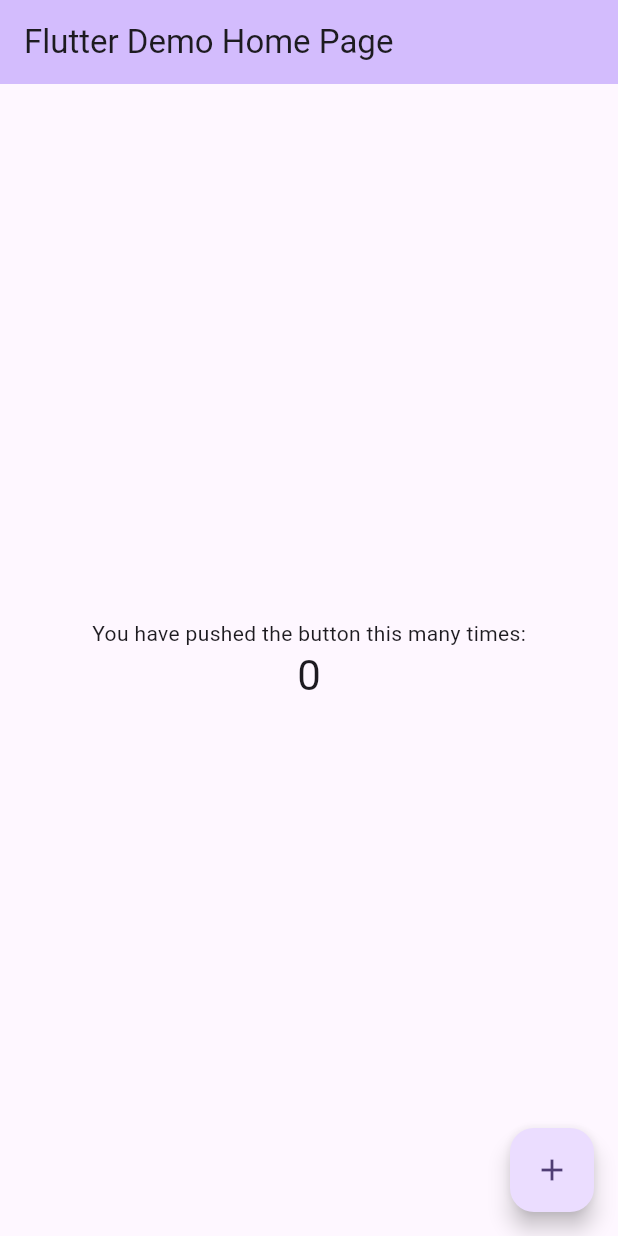
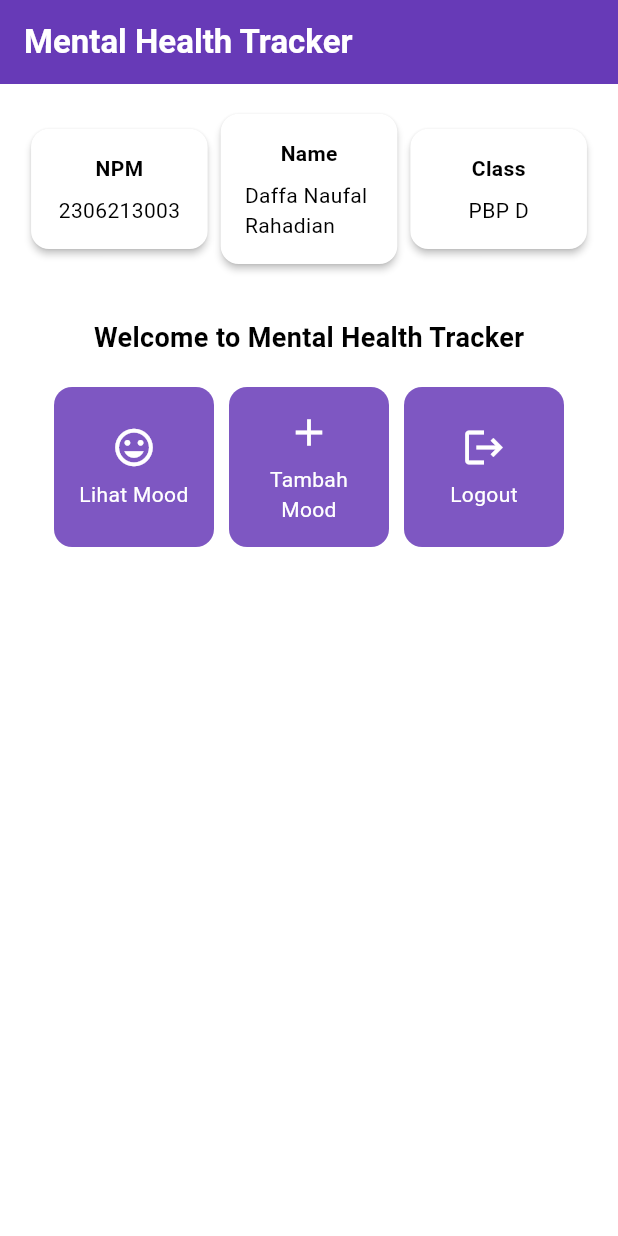
Before and after one commit to scarf-y/mental-health-tracker-mobile, a Flutter app: the screen it shows after launch, on a phone screen of 412 x 824 dp. Run offline on Flutter 3.47's test engine with Material 3 defaults, Android fonts, the phone set to English and light mode, and no system bars.

Commit message:
tutorial 6 selesai

```diff
--- a/mental_health_tracker/lib/main.dart
+++ b/mental_health_tracker/lib/main.dart
@@ -1,4 +1,5 @@
 import 'package:flutter/material.dart';
+import 'package:mental_health_tracker/menu.dart';
 
 void main() {
   runApp(const MyApp());
@@ -28,98 +29,11 @@ class MyApp extends StatelessWidget {
         //
         // This works for code too, not just values: Most code changes can be
         // tested with just a hot reload.
-        colorScheme: ColorScheme.fromSeed(seedColor: Colors.deepPurple),
-        useMaterial3: true,
+        colorScheme: ColorScheme.fromSwatch(
+          primarySwatch: Colors.deepPurple,
+        ).copyWith(secondary: Colors.deepPurple[400]),
       ),
-      home: const MyHomePage(title: 'Flutter Demo Home Page'),
+      home: MyHomePage(),
     );
   }
 }
-
-class MyHomePage extends StatefulWidget {
-  const MyHomePage({super.key, required this.title});
-
-  // This widget is the home page of your application. It is stateful, meaning
-  // that it has a State object (defined below) that contains fields that affect
-  // how it looks.
-
-  // This class is the configuration for the state. It holds the values (in this
-  // case the title) provided by the parent (in this case the App widget) and
-  // used by the build method of the State. Fields in a Widget subclass are
-  // always marked "final".
-
-  final String title;
-
-  @override
-  State<MyHomePage> createState() => _MyHomePageState();
-}
-
-class _MyHomePageState extends State<MyHomePage> {
-  int _counter = 0;
-
-  void _incrementCounter() {
-    setState(() {
-      // This call to setState tells the Flutter framework that something has
-      // changed in this State, which causes it to rerun the build method below
-      // so that the display can reflect the updated values. If we changed
-      // _counter without calling setState(), then the build method would not be
-      // called again, and so nothing would appear to happen.
-      _counter++;
-    });
-  }
-
-  @override
-  Widget build(BuildContext context) {
-    // This method is rerun every time setState is called, for instance as done
-    // by the _incrementCounter method above.
-    //
-    // The Flutter framework has been optimized to make rerunning build methods
-    // fast, so that you can just rebuild anything that needs updating rather
-    // than having to individually change instances of widgets.
-    return Scaffold(
-      appBar: AppBar(
-        // TRY THIS: Try changing the color here to a specific color (to
-        // Colors.amber, perhaps?) and trigger a hot reload to see the AppBar
-        // change color while the other colors stay the same.
-        backgroundColor: Theme.of(context).colorScheme.inversePrimary,
-        // Here we take the value from the MyHomePage object that was created by
-        // the App.build method, and use it to set our appbar title.
-        title: Text(widget.title),
-      ),
-      body: Center(
-        // Center is a layout widget. It takes a single child and positions it
-        // in the middle of the parent.
-        child: Column(
-          // Column is also a layout widget. It takes a list of children and
-          // arranges them vertically. By default, it sizes itself to fit its
-          // children horizontally, and tries to be as tall as its parent.
-          //
-          // Column has various properties to control how it sizes itself and
-          // how it positions its children. Here we use mainAxisAlignment to
-          // center the children vertically; the main axis here is the vertical
-          // axis because Columns are vertical (the cross axis would be
-          // horizontal).
-          //
-          // TRY THIS: Invoke "debug painting" (choose the "Toggle Debug Paint"
-          // action in the IDE, or press "p" in the console), to see the
-          // wireframe for each widget.
-          mainAxisAlignment: MainAxisAlignment.center,
-          children: <Widget>[
-            const Text(
-              'You have pushed the button this many times:',
-            ),
-            Text(
-              '$_counter',
-              style: Theme.of(context).textTheme.headlineMedium,
-            ),
-          ],
-        ),
-      ),
-      floatingActionButton: FloatingActionButton(
-        onPressed: _incrementCounter,
-        tooltip: 'Increment',
-        child: const Icon(Icons.add),
-      ), // This trailing comma makes auto-formatting nicer for build methods.
-    );
-  }
-}
--- /dev/null
+++ b/mental_health_tracker/lib/menu.dart
@@ -0,0 +1,188 @@
+import 'package:flutter/material.dart';
+class MyHomePage extends StatelessWidget {
+  final String npm = '2306213003'; // NPM
+  final String name = 'Daffa Naufal Rahadian'; // Nama
+  final String className = 'PBP D'; // Kelas
+  MyHomePage({super.key});
+
+  final List<ItemHomepage> items = [
+    ItemHomepage("Lihat Mood", Icons.mood),
+    ItemHomepage("Tambah Mood", Icons.add),
+    ItemHomepage("Logout", Icons.logout),
+  ];
+
+  @override
+  Widget build(BuildContext context) {
+    // Scaffold menyediakan struktur dasar halaman dengan AppBar dan body.
+    return Scaffold(
+      // AppBar adalah bagian atas halaman yang menampilkan judul.
+      appBar: AppBar(
+        // Judul aplikasi "Mental Health Tracker" dengan teks putih dan tebal.
+        title: const Text(
+          'Mental Health Tracker',
+          style: TextStyle(
+            color: Colors.white,
+            fontWeight: FontWeight.bold,
+          ),
+        ),
+        // Warna latar belakang AppBar diambil dari skema warna tema aplikasi.
+        backgroundColor: Theme.of(context).colorScheme.primary,
+      ),
+      // Body halaman dengan padding di sekelilingnya.
+      body: Padding(
+        padding: const EdgeInsets.all(16.0),
+        // Menyusun widget secara vertikal dalam sebuah kolom.
+        child: Column(
+          crossAxisAlignment: CrossAxisAlignment.center,
+          children: [
+            // Row untuk menampilkan 3 InfoCard secara horizontal.
+            Row(
+              mainAxisAlignment: MainAxisAlignment.spaceEvenly,
+              children: [
+                InfoCard(title: 'NPM', content: npm),
+                InfoCard(title: 'Name', content: name),
+                InfoCard(title: 'Class', content: className),
+              ],
+            ),
+
+            // Memberikan jarak vertikal 16 unit.
+            const SizedBox(height: 16.0),
+
+            // Menempatkan widget berikutnya di tengah halaman.
+            Center(
+              child: Column(
+                // Menyusun teks dan grid item secara vertikal.
+
+                children: [
+                  // Menampilkan teks sambutan dengan gaya tebal dan ukuran 18.
+                  const Padding(
+                    padding: EdgeInsets.only(top: 16.0),
+                    child: Text(
+                      'Welcome to Mental Health Tracker',
+                      style: TextStyle(
+                        fontWeight: FontWeight.bold,
+                        fontSize: 18.0,
+                      ),
+                    ),
+                  ),
+
+                  // Grid untuk menampilkan ItemCard dalam bentuk grid 3 kolom.
+                  GridView.count(
+                    primary: true,
+                    padding: const EdgeInsets.all(20),
+                    crossAxisSpacing: 10,
+                    mainAxisSpacing: 10,
+                    crossAxisCount: 3,
+                    // Agar grid menyesuaikan tinggi kontennya.
+                    shrinkWrap: true,
+
+                    // Menampilkan ItemCard untuk setiap item dalam list items.
+                    children: items.map((ItemHomepage item) {
+                      return ItemCard(item);
+                    }).toList(),
+                  ),
+                ],
+              ),
+            ),
+          ],
+        ),
+      ),
+    );
+  }
+}
+
+class InfoCard extends StatelessWidget {
+  // Kartu informasi yang menampilkan title dan content.
+
+  final String title;  // Judul kartu.
+  final String content;  // Isi kartu.
+
+  const InfoCard({super.key, required this.title, required this.content});
+
+  @override
+  Widget build(BuildContext context) {
+    return Card(
+      // Membuat kotak kartu dengan bayangan dibawahnya.
+      elevation: 2.0,
+      child: Container(
+        // Mengatur ukuran dan jarak di dalam kartu.
+        width: MediaQuery.of(context).size.width / 3.5, // menyesuaikan dengan lebar device yang digunakan.
+        padding: const EdgeInsets.all(16.0),
+        // Menyusun title dan content secara vertikal.
+        child: Column(
+          children: [
+            Text(
+              title,
+              style: const TextStyle(fontWeight: FontWeight.bold),
+            ),
+            const SizedBox(height: 8.0),
+            Text(content),
+          ],
+        ),
+      ),
+    );
+  }
+}
+
+
+class ItemCard extends StatelessWidget {
+  // Menampilkan kartu dengan ikon dan nama.
+
+  final ItemHomepage item;
+
+  const ItemCard(this.item, {super.key});
+
+  @override
+  Widget build(BuildContext context) {
+    return Material(
+      // Menentukan warna latar belakang dari tema aplikasi.
+      color: Theme.of(context).colorScheme.secondary,
+      // Membuat sudut kartu melengkung.
+      borderRadius: BorderRadius.circular(12),
+
+      child: InkWell(
+        // Aksi ketika kartu ditekan.
+        onTap: () {
+          // Menampilkan pesan SnackBar saat kartu ditekan.
+          ScaffoldMessenger.of(context)
+            ..hideCurrentSnackBar()
+            ..showSnackBar(
+                SnackBar(content: Text("Kamu telah menekan tombol ${item.name}!"))
+            );
+        },
+        // Container untuk menyimpan Icon dan Text
+        child: Container(
+          padding: const EdgeInsets.all(8),
+          child: Center(
+            child: Column(
+              // Menyusun ikon dan teks di tengah kartu.
+              mainAxisAlignment: MainAxisAlignment.center,
+              children: [
+                Icon(
+                  item.icon,
+                  color: Colors.white,
+                  size: 30.0,
+                ),
+                const Padding(padding: EdgeInsets.all(3)),
+                Text(
+                  item.name,
+                  textAlign: TextAlign.center,
+                  style: const TextStyle(color: Colors.white),
+                ),
+              ],
+            ),
+          ),
+        ),
+      ),
+    );
+  }
+
+}
+
+
+class ItemHomepage {
+  final String name;
+  final IconData icon;
+
+  ItemHomepage(this.name, this.icon);
+}
```
